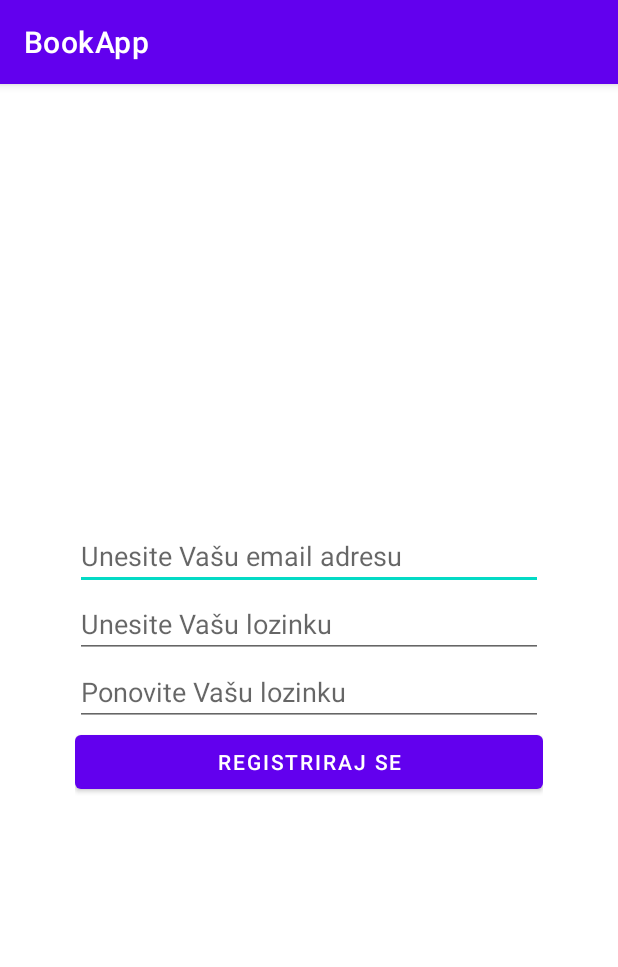
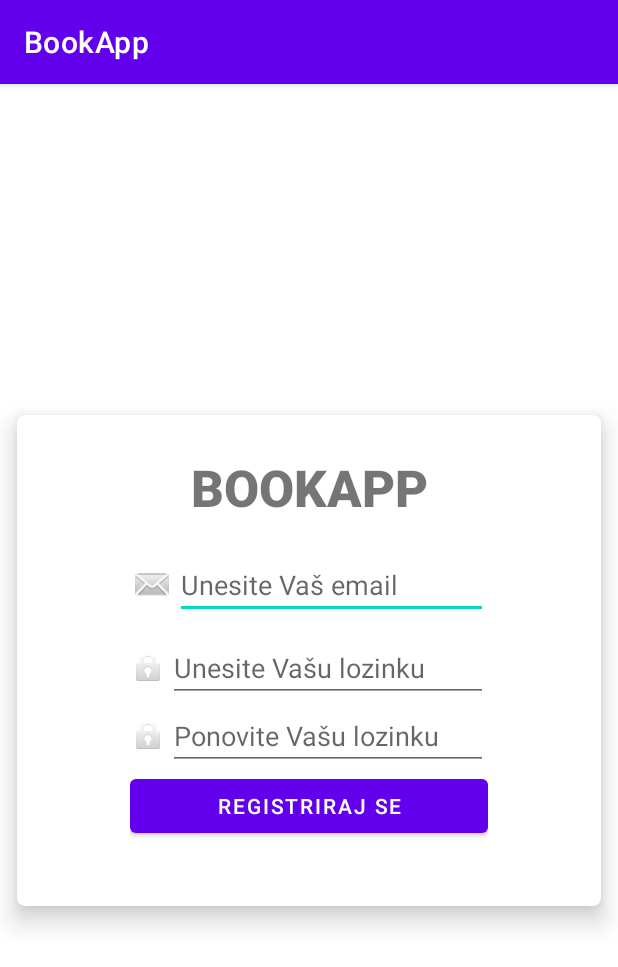
Before and after one commit to MPenava/BookApp, an Android app: the RegisterActivity screen opened directly, with no data from a screen before it, on a phone screen of 412 x 824 dp. Shown: the top 967 px of the screen. Run offline under Robolectric (Android 15) with nearby library versions, the phone set to English and light mode, and no system bars; our stand-ins replace Firebase (no records; nobody signed in at launch, a user with empty details on screens opened directly).

Commit message:
Neke promjene

```diff
--- a/app/src/main/res/layout/activity_homepage.xml
+++ b/app/src/main/res/layout/activity_homepage.xml
@@ -13,8 +13,8 @@
         android:orientation="vertical"
         app:layout_constraintBottom_toBottomOf="parent"
         app:layout_constraintTop_toTopOf="parent"
-        app:layout_constraintVertical_bias="0.25"
-        tools:layout_editor_absoluteX="0dp">
+        app:layout_constraintVertical_bias="0.24"
+        tools:layout_editor_absoluteX="1dp">
 
         <ImageView
             android:id="@+id/imageView"
--- a/app/src/main/res/layout/activity_register.xml
+++ b/app/src/main/res/layout/activity_register.xml
@@ -6,45 +6,111 @@
     android:layout_height="match_parent"
     tools:context=".RegisterActivity">
 
+    <androidx.cardview.widget.CardView
+        android:layout_width="389dp"
+        android:layout_height="327dp"
+        android:layout_margin="20sp"
+        android:padding="10dp"
+        app:cardCornerRadius="5dp"
+        app:cardElevation="10dp"
+        app:layout_constraintBottom_toBottomOf="parent"
+        app:layout_constraintEnd_toEndOf="parent"
+        app:layout_constraintStart_toStartOf="parent"
+        app:layout_constraintTop_toTopOf="parent">
+
         <LinearLayout
             android:layout_width="match_parent"
             android:layout_height="wrap_content"
             android:layout_marginStart="50dp"
             android:layout_marginEnd="50dp"
             android:orientation="vertical"
-        app:layout_constraintBottom_toBottomOf="parent"
-        app:layout_constraintEnd_toEndOf="parent"
-        app:layout_constraintStart_toStartOf="parent"
-        app:layout_constraintTop_toTopOf="parent">
+            android:padding="25sp">
+
+            <TextView
+                android:id="@+id/textView"
+                android:layout_width="match_parent"
+                android:layout_height="wrap_content"
+                android:layout_marginBottom="20sp"
+                android:fontFamily="sans-serif-black"
+                android:text="BookApp"
+                android:textAlignment="center"
+                android:textAllCaps="true"
+                android:textSize="34sp" />
+
+            <LinearLayout
+                android:layout_width="match_parent"
+                android:layout_height="match_parent"
+                android:layout_marginBottom="10sp"
+                android:orientation="horizontal">
+
+                <ImageView
+                    android:id="@+id/imageView2"
+                    android:layout_width="wrap_content"
+                    android:layout_height="match_parent"
+                    android:layout_weight="0"
+                    app:srcCompat="@android:drawable/sym_action_email" />
 
                 <EditText
                     android:id="@+id/registerEmailTxt"
                     android:layout_width="match_parent"
                     android:layout_height="wrap_content"
                     android:ems="10"
-            android:hint="Unesite Vašu email adresu"
+                    android:hint="Unesite Vaš email "
                     android:inputType="textEmailAddress" />
+
+            </LinearLayout>
+
+            <LinearLayout
+                android:layout_width="match_parent"
+                android:layout_height="match_parent"
+                android:orientation="horizontal">
+
+                <ImageView
+                    android:id="@+id/imageView3"
+                    android:layout_width="wrap_content"
+                    android:layout_height="match_parent"
+                    android:layout_weight="0"
+                    app:srcCompat="@android:drawable/ic_lock_idle_lock" />
 
                 <EditText
                     android:id="@+id/registerPasswordTxt"
                     android:layout_width="match_parent"
                     android:layout_height="wrap_content"
                     android:ems="10"
-            android:hint="Unesite Vašu lozinku"
+                    android:hint="Unesite Vašu lozinku "
                     android:inputType="textPassword" />
+            </LinearLayout>
+
+            <LinearLayout
+                android:layout_width="match_parent"
+                android:layout_height="match_parent"
+                android:orientation="horizontal">
+
+                <ImageView
+                    android:id="@+id/imageView4"
+                    android:layout_width="wrap_content"
+                    android:layout_height="match_parent"
+                    android:layout_weight="0"
+                    app:srcCompat="@android:drawable/ic_lock_idle_lock" />
 
                 <EditText
                     android:id="@+id/registerPasswordCnfTxt"
                     android:layout_width="match_parent"
                     android:layout_height="wrap_content"
                     android:ems="10"
-            android:hint="Ponovite Vašu lozinku"
+                    android:hint="Ponovite Vašu lozinku "
                     android:inputType="textPassword" />
+            </LinearLayout>
 
             <Button
                 android:id="@+id/registerBtn"
                 android:layout_width="match_parent"
                 android:layout_height="wrap_content"
                 android:text="Registriraj se" />
+
         </LinearLayout>
+
+
+    </androidx.cardview.widget.CardView>
+
 </androidx.constraintlayout.widget.ConstraintLayout>
```
Also changed, not shown: app/src/main/res/layout/activity_login.xml (+59 -8 lines). Lines whose indentation alone changed are shown as unchanged.
